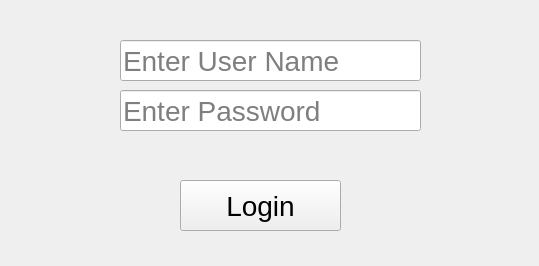
Qt form VIDEO/Build_Library_Management_System_Python_&_PyQt5/my/login.ui (syurskyi/QT) before a commit.
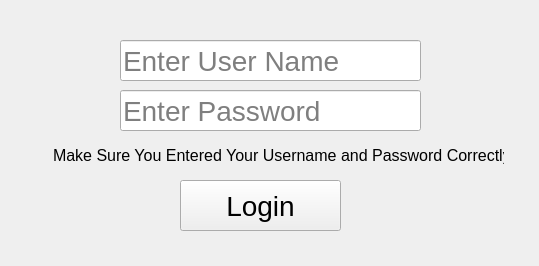
The same form after that commit.

Commit message: Committed 31. Design Login Window

Patch:
```diff
--- a/VIDEO/Build_Library_Management_System_Python_&_PyQt5/my/login.ui
+++ b/VIDEO/Build_Library_Management_System_Python_&_PyQt5/my/login.ui
@@ -82,6 +82,24 @@
     <string/>
    </property>
   </widget>
+  <widget class="QLabel" name="label_2">
+   <property name="geometry">
+    <rect>
+     <x>53</x>
+     <y>140</y>
+     <width>451</width>
+     <height>31</height>
+    </rect>
+   </property>
+   <property name="font">
+    <font>
+     <pointsize>12</pointsize>
+    </font>
+   </property>
+   <property name="text">
+    <string>Make Sure You Entered Your Username and Password Correctly</string>
+   </property>
+  </widget>
  </widget>
  <resources/>
  <connections/>
```
